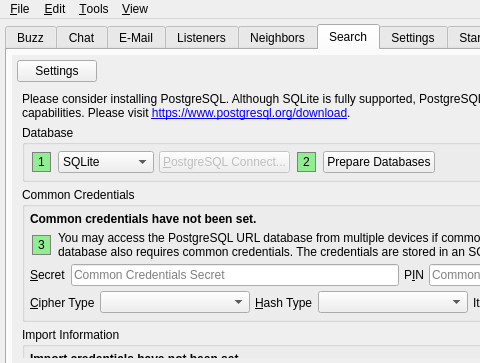
The window that branches/trunk/UI/spot-on-controlcenter.ui (textbrowser/spot-on) describes before a commit, drawn with Qt 5; both pictures show x 0 to 480 and y 0 to 363 of the 800 by 700 pixel window.
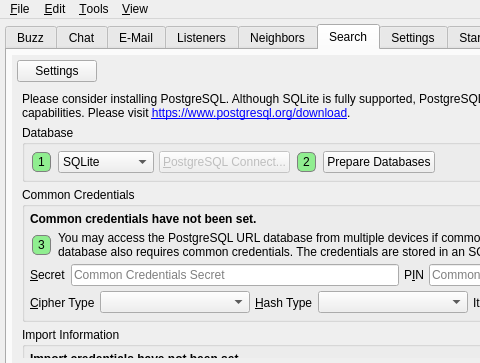
The same window after the commit. The open tabs and pages were chosen to show the change. Icons and pictures are not drawn. Custom widgets are drawn as their Qt base class.

```diff
--- a/branches/trunk/UI/spot-on-controlcenter.ui
+++ b/branches/trunk/UI/spot-on-controlcenter.ui
@@ -5014,8 +5014,9 @@
                      </property>
                      <property name="styleSheet">
                       <string notr="true">QLabel {
- border: 1px solid gray;
  background-color: lightgreen;
+ border: 1px solid gray;
+ border-radius: 5px;
  margin: 2px;
  padding: 2px;
  }</string>
@@ -5065,8 +5066,9 @@
                      </property>
                      <property name="styleSheet">
                       <string notr="true">QLabel {
- border: 1px solid gray;
  background-color: lightgreen;
+ border: 1px solid gray;
+ border-radius: 5px;
  margin: 2px;
  padding: 2px;
  }</string>
@@ -5172,8 +5174,9 @@
                        </property>
                        <property name="styleSheet">
                         <string notr="true">QLabel {
- border: 1px solid gray;
  background-color: lightgreen;
+ border: 1px solid gray;
+ border-radius: 5px;
  margin: 2px;
  padding: 2px;
  }</string>
```
Left out of the diff: 14 changed lines with no effect on the pictures.
